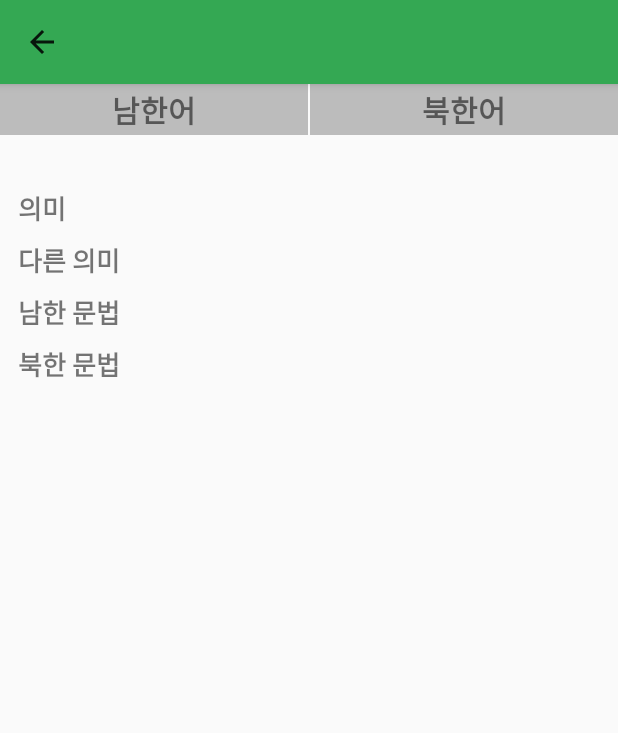
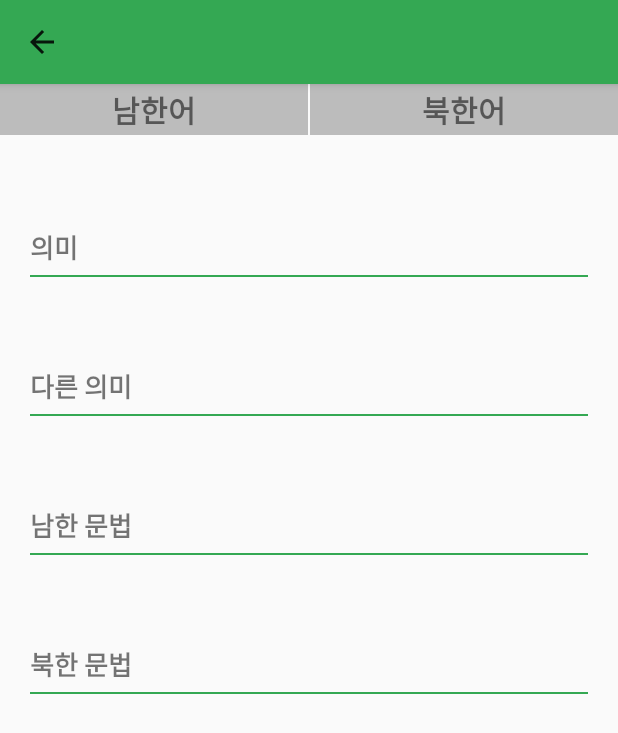
Before and after one commit to haewon96/learning-language, an Android app: the DictionaryDetailActivity screen opened directly, with no data from a screen before it, on a phone screen of 412 x 824 dp. Shown: the top 733 px of the screen. Run offline under Robolectric (Android 15) with nearby library versions, the phone set to English and light mode, and no system bars; 6 statements that could not run were skipped.

Commit message:
사전 세부 사항 레이아웃 완료

```diff
--- a/app/src/main/res/layout/activity_dictionary_detail.xml
+++ b/app/src/main/res/layout/activity_dictionary_detail.xml
@@ -48,7 +48,116 @@
         </TableRow>
     </TableLayout>
 
-    <TableLayout
+<ScrollView
+    android:layout_width="match_parent"
+    android:layout_height="wrap_content">
+    <LinearLayout
+        android:layout_width="match_parent"
+        android:layout_height="match_parent"
+        android:orientation="vertical"
+        android:layout_marginTop="30dp">
+        <TextView
+            android:layout_width="wrap_content"
+            android:layout_height="wrap_content"
+            android:layout_marginHorizontal="20dp"
+            android:text="의미"
+            android:textSize="17dp"
+            android:textStyle="bold"
+            />
+        <View
+            android:layout_width="match_parent"
+            android:layout_height="1dp"
+            android:layout_marginHorizontal="20dp"
+            android:layout_marginVertical="5dp"
+            android:background="@color/colorDictionary" />
+
+        <TextView
+            android:id="@+id/tv_semantic"
+            android:layout_width="wrap_content"
+            android:layout_height="wrap_content"
+            android:layout_marginBottom="30dp"
+            android:layout_marginHorizontal="20dp"
+            android:textSize="17dp"
+            />
+
+        <TextView
+            android:layout_width="wrap_content"
+            android:layout_height="wrap_content"
+            android:layout_marginHorizontal="20dp"
+            android:text="다른 의미"
+            android:textSize="17dp"
+            android:textStyle="bold"
+            />
+
+        <View
+            android:layout_width="match_parent"
+            android:layout_height="1dp"
+            android:layout_marginHorizontal="20dp"
+            android:layout_marginVertical="5dp"
+            android:background="@color/colorDictionary" />
+
+        <TextView
+            android:id="@+id/tv_dsemantic"
+            android:layout_width="wrap_content"
+            android:layout_height="wrap_content"
+            android:layout_marginBottom="30dp"
+            android:layout_marginHorizontal="20dp"
+            android:textSize="17dp"
+            />
+
+        <TextView
+            android:layout_width="wrap_content"
+            android:layout_height="wrap_content"
+            android:layout_marginHorizontal="20dp"
+            android:text="남한 문법"
+            android:textSize="17dp"
+            android:textStyle="bold"
+            />
+        <View
+            android:layout_width="match_parent"
+            android:layout_height="1dp"
+            android:layout_marginHorizontal="20dp"
+            android:layout_marginVertical="5dp"
+            android:background="@color/colorDictionary" />
+
+        <TextView
+            android:id="@+id/tv_sgram"
+            android:layout_width="wrap_content"
+            android:layout_height="wrap_content"
+            android:layout_marginBottom="30dp"
+            android:layout_marginHorizontal="20dp"
+            android:textSize="17dp"
+            />
+        <TextView
+            android:layout_width="wrap_content"
+            android:layout_height="wrap_content"
+            android:layout_marginHorizontal="20dp"
+            android:text="북한 문법"
+            android:textSize="17dp"
+            android:textStyle="bold"
+            />
+        <View
+            android:layout_width="match_parent"
+            android:layout_height="1dp"
+            android:layout_marginHorizontal="20dp"
+            android:layout_marginVertical="5dp"
+            android:background="@color/colorDictionary" />
+
+        <TextView
+            android:id="@+id/tv_ngram"
+            android:layout_width="wrap_content"
+            android:layout_height="wrap_content"
+            android:layout_marginBottom="30dp"
+            android:layout_marginHorizontal="20dp"
+            android:textSize="17dp"
+            />
+
+    </LinearLayout>
+
+
+</ScrollView>
+
+<!--    <TableLayout
         android:layout_width="match_parent"
         android:layout_height="wrap_content"
         android:layout_margin="4dp">
@@ -64,6 +173,7 @@
                 android:text="의미"
                 android:textSize="17dp"
                 android:textStyle="bold"
+                android:ellipsize="marquee"
                 />
 
             <TextView
@@ -128,5 +238,5 @@
                 android:textSize="17dp" />
         </TableRow>
 
-    </TableLayout>
+    </TableLayout>-->
 </LinearLayout>
```
